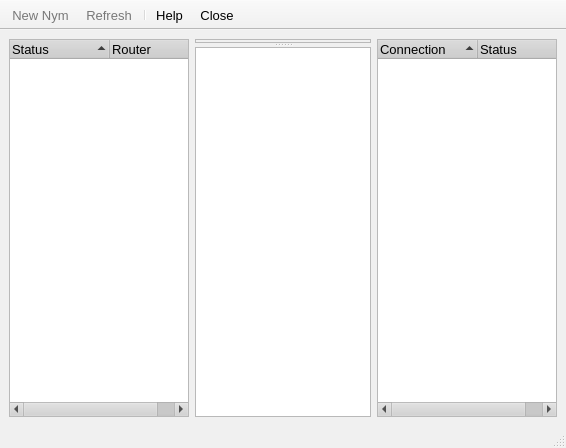
First picture: the form in src/gui/network/netviewer.ui, repository a-ilin/vidalia, before the edit.
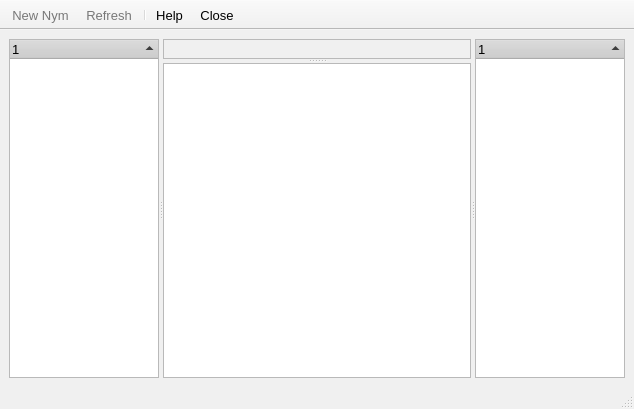
Second picture: the form after the edit. Icons and pictures are not drawn. Custom widgets are drawn as their Qt base class.

Commit message:
Tweak the netviewer layout a bit to allow for resizing of the tree widgets.
svn:r881

What changed in the file:
```diff
--- a/src/gui/network/netviewer.ui
+++ b/src/gui/network/netviewer.ui
@@ -8,8 +8,8 @@
    <rect>
     <x>0</x>
     <y>0</y>
-    <width>566</width>
-    <height>448</height>
+    <width>634</width>
+    <height>409</height>
    </rect>
   </property>
   <property name="sizePolicy" >
@@ -309,7 +309,7 @@
    <enum>Qt::ToolButtonTextUnderIcon</enum>
   </property>
   <widget class="QWidget" name="centralwidget" >
-   <layout class="QHBoxLayout" >
+   <layout class="QVBoxLayout" >
     <property name="margin" >
      <number>9</number>
     </property>
@@ -317,27 +317,28 @@
      <number>6</number>
     </property>
     <item>
+     <widget class="QSplitter" name="" >
+      <property name="orientation" >
+       <enum>Qt::Horizontal</enum>
+      </property>
+      <property name="childrenCollapsible" >
+       <bool>false</bool>
+      </property>
      <widget class="RouterListWidget" name="treeRouterList" >
       <property name="sizePolicy" >
        <sizepolicy>
-        <hsizetype>0</hsizetype>
+         <hsizetype>5</hsizetype>
         <vsizetype>7</vsizetype>
-        <horstretch>0</horstretch>
+         <horstretch>1</horstretch>
         <verstretch>0</verstretch>
        </sizepolicy>
       </property>
       <property name="minimumSize" >
        <size>
-        <width>180</width>
+         <width>150</width>
         <height>0</height>
        </size>
       </property>
-      <property name="maximumSize" >
-       <size>
-        <width>180</width>
-        <height>16777215</height>
-       </size>
-      </property>
       <property name="contextMenuPolicy" >
        <enum>Qt::NoContextMenu</enum>
       </property>
@@ -347,25 +348,13 @@
       <property name="sortingEnabled" >
        <bool>true</bool>
       </property>
-      <column> 
-       <property name="text" > 
-        <string>Status</string> 
-       </property> 
-      </column> 
-      <column> 
-       <property name="text" > 
-        <string>Router</string> 
-       </property> 
-      </column>
-     </widget>
-    </item>
-    <item>
+      </widget>
      <widget class="QSplitter" name="" >
       <property name="sizePolicy" >
        <sizepolicy>
-        <hsizetype>7</hsizetype>
+         <hsizetype>5</hsizetype>
         <vsizetype>7</vsizetype>
-        <horstretch>0</horstretch>
+         <horstretch>100</horstretch>
         <verstretch>0</verstretch>
        </sizepolicy>
       </property>
@@ -380,8 +369,8 @@
         <sizepolicy>
          <hsizetype>7</hsizetype>
          <vsizetype>7</vsizetype>
-         <horstretch>0</horstretch>
-         <verstretch>0</verstretch>
+          <horstretch>100</horstretch>
+          <verstretch>1</verstretch>
         </sizepolicy>
        </property>
        <property name="contextMenuPolicy" >
@@ -395,7 +384,7 @@
        </property>
        <layout class="QHBoxLayout" >
         <property name="margin" >
-         <number>0</number>
+          <number>9</number>
         </property>
         <property name="spacing" >
          <number>6</number>
@@ -413,6 +402,14 @@
        </layout>
       </widget>
       <widget class="RouterDescriptorView" name="textRouterInfo" >
+        <property name="sizePolicy" >
+         <sizepolicy>
+          <hsizetype>7</hsizetype>
+          <vsizetype>7</vsizetype>
+          <horstretch>100</horstretch>
+          <verstretch>100</verstretch>
+         </sizepolicy>
+        </property>
        <property name="contextMenuPolicy" >
         <enum>Qt::NoContextMenu</enum>
        </property>
@@ -421,12 +418,10 @@
        </property>
       </widget>
      </widget>
-    </item>
-    <item>
      <widget class="CircuitListWidget" name="treeCircuitList" >
       <property name="sizePolicy" >
        <sizepolicy>
-        <hsizetype>0</hsizetype>
+         <hsizetype>5</hsizetype>
         <vsizetype>7</vsizetype>
         <horstretch>1</horstretch>
         <verstretch>0</verstretch>
@@ -434,16 +429,10 @@
       </property>
       <property name="minimumSize" >
        <size>
-        <width>180</width>
+         <width>150</width>
         <height>0</height>
        </size>
       </property>
-      <property name="maximumSize" >
-       <size>
-        <width>180</width>
-        <height>16777215</height>
-       </size>
-      </property>
       <property name="contextMenuPolicy" >
        <enum>Qt::NoContextMenu</enum>
       </property>
@@ -453,16 +442,7 @@
       <property name="sortingEnabled" >
        <bool>true</bool>
       </property>
-      <column> 
-       <property name="text" > 
-        <string>Connection</string> 
-       </property> 
-      </column> 
-      <column> 
-       <property name="text" > 
-        <string>Status</string> 
-       </property> 
-      </column>
+      </widget>
      </widget>
     </item>
    </layout>
@@ -471,8 +451,8 @@
    <property name="geometry" >
     <rect>
      <x>0</x>
-     <y>424</y>
-     <width>566</width>
+     <y>385</y>
+     <width>634</width>
      <height>24</height>
     </rect>
    </property>
```
Lines whose indentation alone changed are shown as unchanged.
